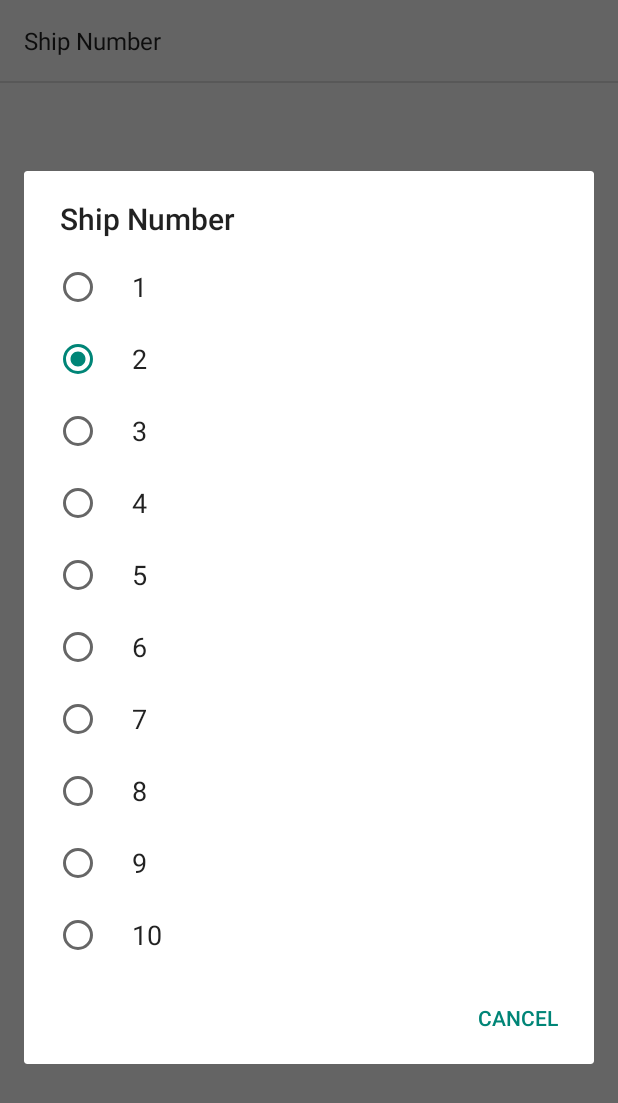
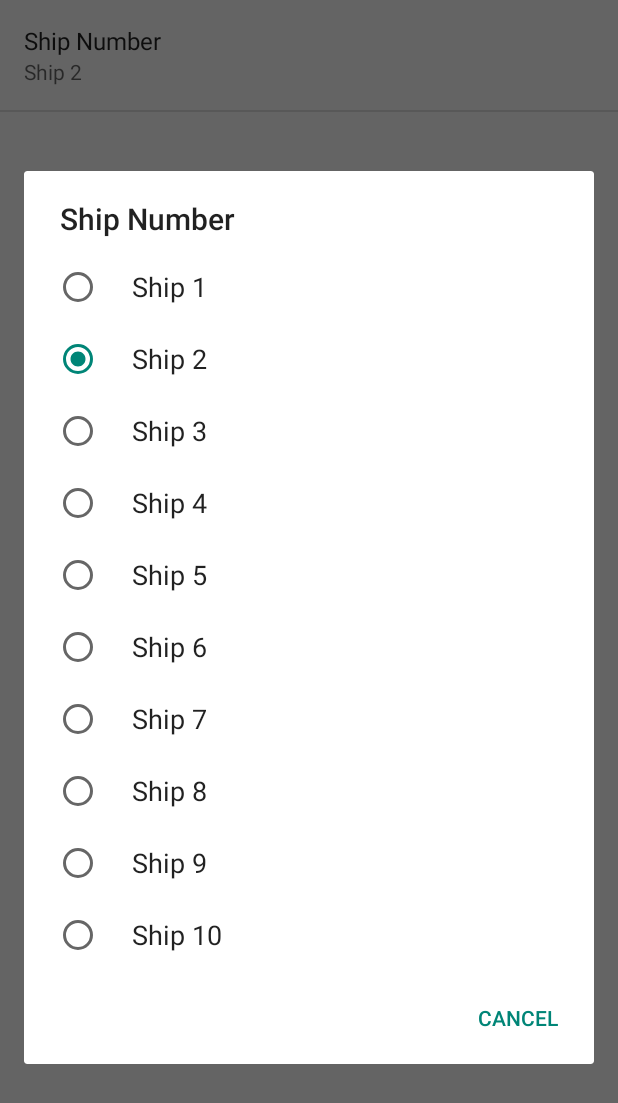
Before and after one commit to Frostlight/PSO2-Kue-Android, an Android app: the SettingsActivity screen opened directly, with no data from a screen before it, after a tap on "Ship Number", on a phone screen of 412 x 824 dp. Shown: the top 1103 px of the screen. Run offline under Robolectric (Android 15) with nearby library versions, the phone set to English and light mode, and no system bars.

Commit message:
Preference summary

```diff
--- a/app/src/main/java/frostlight/pso2kue/SettingsActivity.java
+++ b/app/src/main/java/frostlight/pso2kue/SettingsActivity.java
@@ -1,6 +1,7 @@
 package frostlight.pso2kue;
 
 import android.os.Bundle;
+import android.preference.ListPreference;
 import android.preference.Preference;
 import android.preference.PreferenceActivity;
 import android.preference.PreferenceFragment;
@@ -13,6 +14,7 @@ import java.util.List;
  * Created by Vincent on 5/19/2015.
  */
 public class SettingsActivity extends PreferenceActivity {
+
     @Override
     public void onCreate(Bundle savedInstanceState) {
         super.onCreate(savedInstanceState);
@@ -21,6 +23,7 @@ public class SettingsActivity extends PreferenceActivity {
         getFragmentManager().beginTransaction()
                 .replace(android.R.id.content, new SettingsFragment())
                 .commit();
+
     }
 
     public static class SettingsFragment extends PreferenceFragment {
--- a/app/src/main/res/values/array.xml
+++ b/app/src/main/res/values/array.xml
@@ -1,6 +1,19 @@
 <?xml version="1.0" encoding="utf-8"?>
 <resources>
     <string-array name="ship_number">
+        <item>Ship 1</item>
+        <item>Ship 2</item>
+        <item>Ship 3</item>
+        <item>Ship 4</item>
+        <item>Ship 5</item>
+        <item>Ship 6</item>
+        <item>Ship 7</item>
+        <item>Ship 8</item>
+        <item>Ship 9</item>
+        <item>Ship 10</item>
+    </string-array>
+
+    <string-array name="ship_number_values">
         <item>1</item>
         <item>2</item>
         <item>3</item>
--- a/app/src/main/res/xml/preferences.xml
+++ b/app/src/main/res/xml/preferences.xml
@@ -8,5 +8,6 @@
         android:key="@string/pref_ship_key"
         android:defaultValue="@string/pref_ship_default"
         android:entries="@array/ship_number"
-        android:entryValues="@array/ship_number"/>
+        android:entryValues="@array/ship_number_values"
+        android:summary="%s" />
 </PreferenceScreen>
```
